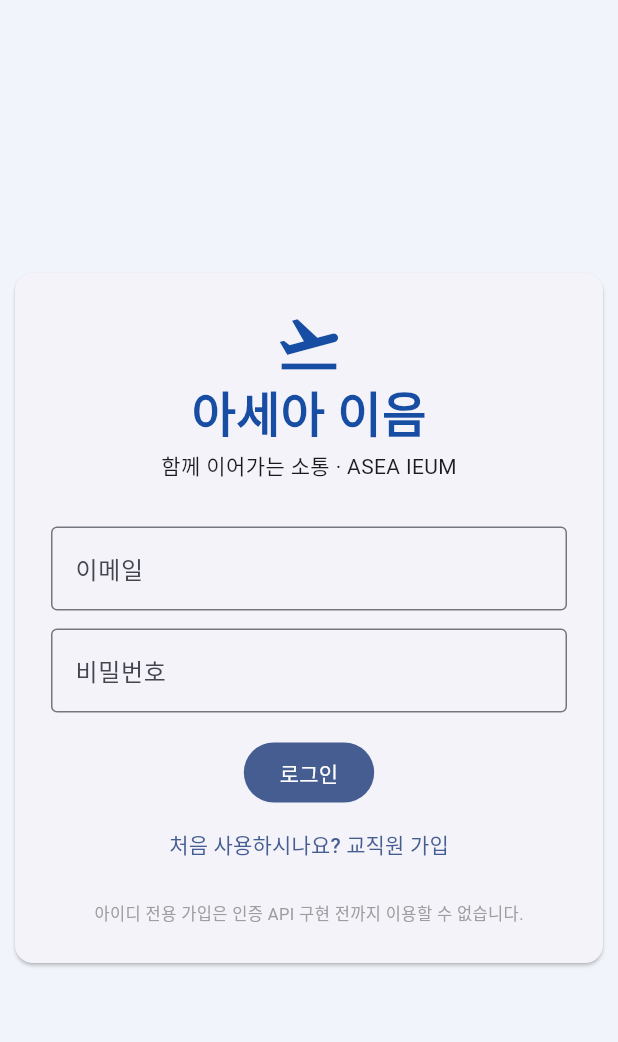
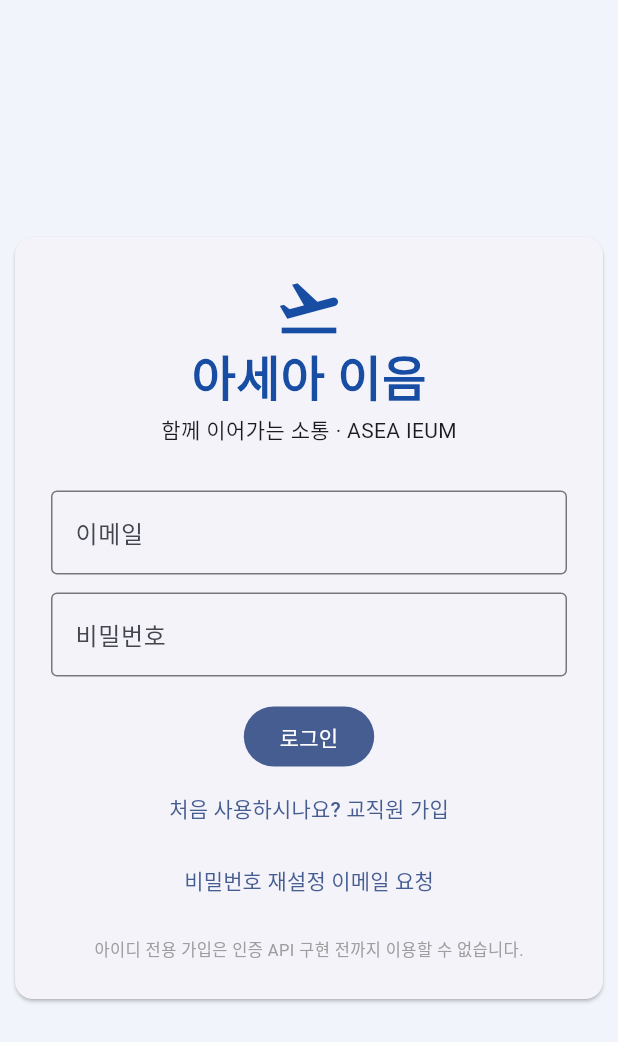
Before and after one commit to asea-college/asea, a Flutter app: the screen it shows after launch, on a phone screen of 412 x 824 dp. Shown: the top 1042 px of the screen. Run offline on Flutter 3.47's test engine with Material 3 defaults, Android fonts, the phone set to English and light mode, and no system bars; our stand-ins replace supabase_flutter; accounts and stored records are empty.

Commit message:
feat(auth): add safe Supabase password recovery request UI

```diff
--- a/apps/mobile/lib/main.dart
+++ b/apps/mobile/lib/main.dart
@@ -26,6 +26,17 @@ class _SignInState extends State<SignIn>{
   catch(e){if(mounted)setState(()=>error='로그인 처리에 실패했습니다. 다시 시도하십시오.');}
   finally{if(mounted)setState(()=>busy=false);}
  }
+ Future<void> requestReset()async{
+  final address=email.text.trim();
+  if(!address.contains('@')){if(mounted)setState(()=>error='비밀번호를 재설정할 이메일 주소를 입력하십시오.');return;}
+  setState((){busy=true;error='';});
+  try{
+   await Supabase.instance.client.auth.resetPasswordForEmail(address);
+   if(mounted)setState(()=>error='비밀번호 재설정 이메일을 요청했습니다. 메일함과 스팸함을 확인하십시오. 연결된 재설정 페이지의 구성에 따라 추가 조치가 필요할 수 있습니다.');
+  }on AuthException catch(e){if(mounted)setState(()=>error='재설정 요청 실패: '+e.message);}
+  catch(e){if(mounted)setState(()=>error='이메일 재설정 요청에 실패했습니다.');}
+  finally{if(mounted)setState(()=>busy=false);}
+ }
  @override Widget build(BuildContext context)=>Scaffold(backgroundColor:const Color(0xfff1f5fb),body:Center(child:SingleChildScrollView(child:ConstrainedBox(constraints:const BoxConstraints(maxWidth:400),child:Card(child:Padding(padding:const EdgeInsets.all(24),child:Column(mainAxisSize:MainAxisSize.min,children:[
  const Icon(Icons.flight_takeoff,size:46,color:Color(0xff184da4)),const Text('아세아 이음',style:TextStyle(fontSize:32,fontWeight:FontWeight.bold,color:Color(0xff184da4))),
  const Text('함께 이어가는 소통 · ASEA IEUM'),const SizedBox(height:30),
@@ -33,6 +44,7 @@ class _SignInState extends State<SignIn>{
  const SizedBox(height:12),TextField(controller:pw,obscureText:true,decoration:const InputDecoration(labelText:'비밀번호',border:OutlineInputBorder())),
  const SizedBox(height:16),FilledButton(onPressed:busy?null:login,child:Text(busy?'인증 중':'로그인')),
  TextButton(onPressed:()=>Navigator.push(context,MaterialPageRoute(builder:(_)=>const Register())),child:const Text('처음 사용하시나요? 교직원 가입')),
+ TextButton(onPressed:busy?null:requestReset,child:const Text('비밀번호 재설정 이메일 요청')),
  if(error.isNotEmpty)Text(error,style:const TextStyle(color:Colors.red)),
  const SizedBox(height:14),const Text('아이디 전용 가입은 인증 API 구현 전까지 이용할 수 없습니다.',style:TextStyle(fontSize:11,color:Colors.grey))
  ])))))));
```
